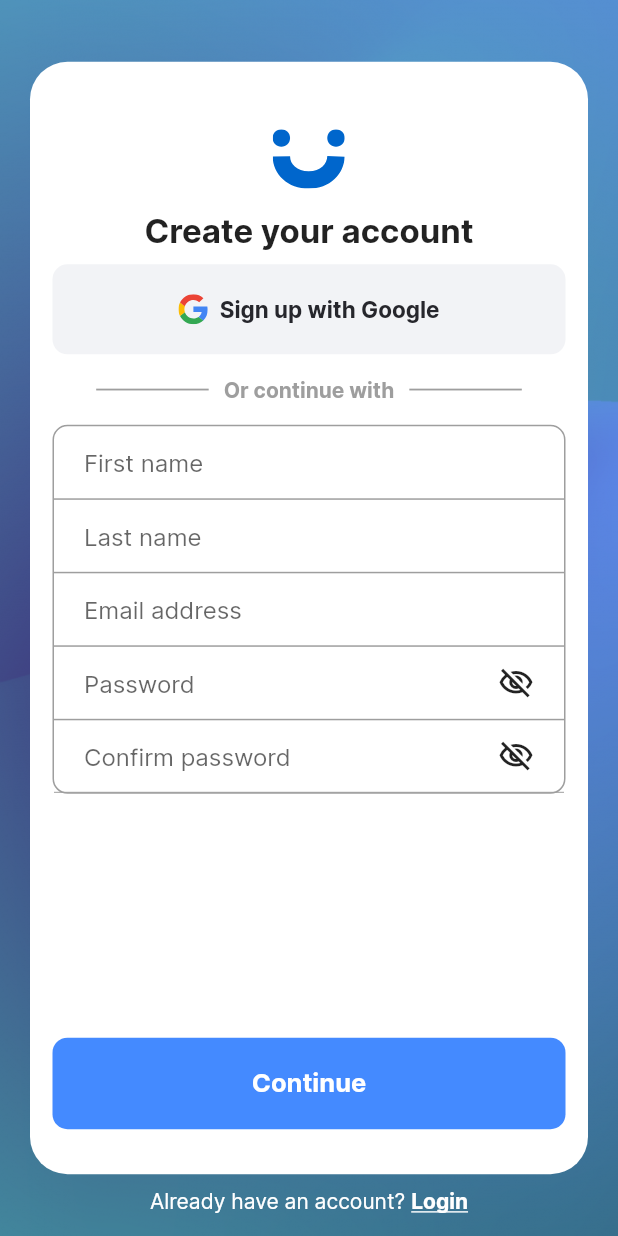
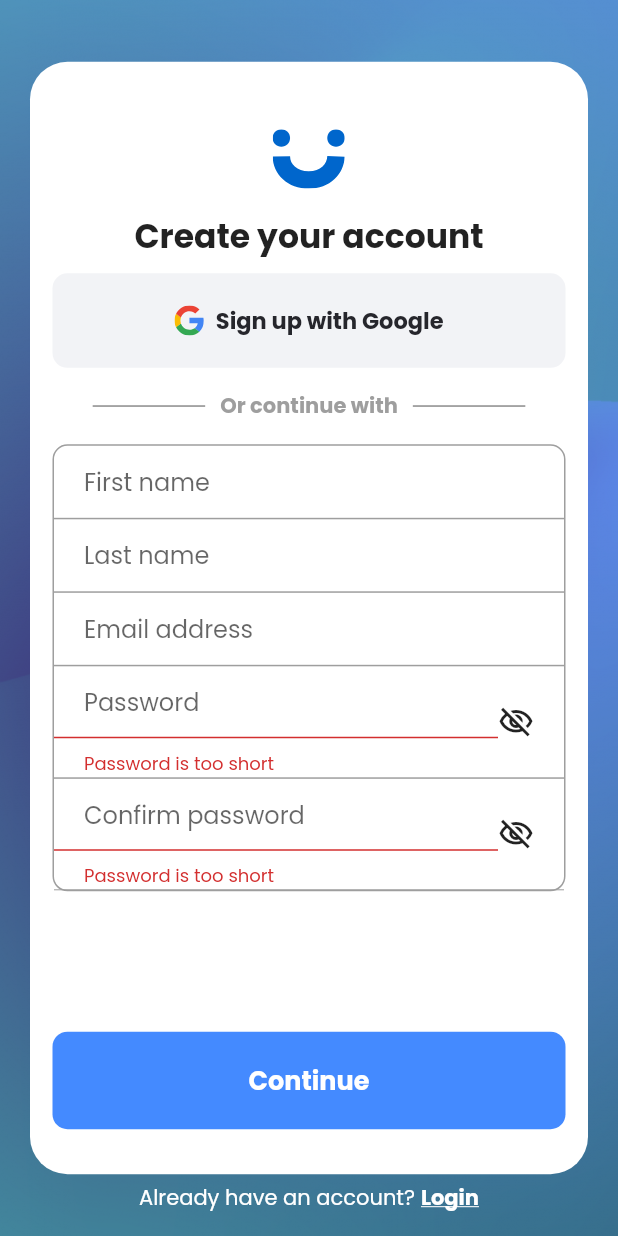
Before and after one commit to bjamyl/yeliapp, a Flutter app: the SignupScreen screen opened directly with empty values, after a tap on "Continue", on a phone screen of 412 x 824 dp. Run offline on Flutter 3.47's test engine with Material 2 defaults, Android fonts, the phone set to English and light mode, and no system bars; our stand-ins replace flutter_svg.

Commit message:
set up provider methods for signing up

```diff
--- /dev/null
+++ b/lib/providers/auth.dart
@@ -0,0 +1,32 @@
+import 'package:flutter/material.dart';
+import 'package:http/http.dart' as http;
+import 'dart:convert';
+
+class Auth with ChangeNotifier {
+  String? _token;
+  String? _refreshToken;
+  DateTime? _expiryDate;
+
+  Map<String, String> signupData = {
+    "first_name": "",
+    "last_name": "",
+    "email": "",
+    "password": "",
+    "re_password": ""
+  };
+
+  //Method for creating a new user
+  Future<void> signup() async {
+    print('object');
+    final url = Uri.parse("http://10.0.2.2:8000/api/users/");
+    try {
+      final res = await http.post(url,
+          headers: {'Content-Type': 'application/json'},
+          body: json.encode(signupData));
+      final resBody = json.decode(res.body);
+      print(resBody);
+    } catch (e) {
+      rethrow;
+    }
+  }
+}
--- a/lib/screens/login_screen.dart
+++ b/lib/screens/login_screen.dart
@@ -97,8 +97,9 @@ class _LoginScreenState extends State<LoginScreen> {
                       border: Border.all(color: Colors.grey)),
                   child: Column(
                     children: const [
-                      CustomTextField(hintText: 'Email address'),
+                      CustomTextField(hintText: 'Email address', field: 'email',),
                       PasswordTextField(
+                        field: 'password',
                         hintText: "Password",
                         isBorder: false,
                       ),
--- a/lib/screens/signup_screen.dart
+++ b/lib/screens/signup_screen.dart
@@ -1,5 +1,8 @@
 import 'package:flutter/material.dart';
+import 'package:provider/provider.dart';
 import 'package:flutter_svg/flutter_svg.dart';
+// Provider import
+import '../providers/auth.dart';
 import '../widgets/custom_button.dart';
 import '../widgets/custom_icon_button.dart';
 import '../widgets/or_continue_with.dart';
@@ -8,15 +11,39 @@ import '../widgets/custom_text_field.dart';
 
 class SignupScreen extends StatefulWidget {
   final void Function()? onTap;
-  const SignupScreen({super.key,required this.onTap});
+  const SignupScreen({super.key, required this.onTap});
 
   @override
   State<SignupScreen> createState() => _SignupScreenState();
 }
 
 class _SignupScreenState extends State<SignupScreen> {
-  final emailController = TextEditingController();
-  final passwordController = TextEditingController();
+  final GlobalKey<FormState> _formKey = GlobalKey();
+
+  var isLoading = false;
+
+  // On submission of the form
+  Future<void> _submit() async {
+    if (!_formKey.currentState!.validate()) {
+      return;
+    }
+    _formKey.currentState!.save();
+    setState(() {
+      isLoading = true;
+    });
+
+    // Signing the user up
+    try {
+      await Provider.of<Auth>(context, listen: false).signup();
+    } catch (e) {
+      rethrow;
+    }
+
+    setState(() {
+      isLoading = false;
+    });
+  }
+
   @override
   Widget build(BuildContext context) {
     Size size = MediaQuery.of(context).size;
@@ -90,24 +117,38 @@ class _SignupScreenState extends State<SignupScreen> {
                   child: OrContinueWith(),
                 ),
                 //loginfields
-                Container(
+                Form(
+                  key: _formKey,
+                  child: Container(
                     decoration: BoxDecoration(
                         borderRadius: BorderRadius.circular(10),
                         border: Border.all(color: Colors.grey)),
                     child: Column(
                       children: const [
-                      CustomTextField(hintText: 'First name'),
-                      CustomTextField(hintText: 'Last name'),
-                      CustomTextField(hintText: 'Email address'),
+                        CustomTextField(
+                          hintText: 'First name',
+                          field: 'first_name',
+                        ),
+                        CustomTextField(
+                          hintText: 'Last name',
+                          field: 'last_name',
+                        ),
+                        CustomTextField(
+                          hintText: 'Email address',
+                          field: 'email',
+                        ),
                         PasswordTextField(
+                          field: 'password',
                           hintText: "Password",
                           isBorder: true,
                         ),
                         PasswordTextField(
+                          field: 're_password',
                           hintText: "Confirm password",
                           isBorder: false,
                         ),
                       ],
+                    ),
                   ),
                 ),
                 const SizedBox(
@@ -116,7 +157,7 @@ class _SignupScreenState extends State<SignupScreen> {
                 //forgot password
                 const Spacer(),
                 //continue button
-                CustomButton(onTap: () {}, text: "Continue")
+                CustomButton(onTap: _submit, text: "Continue")
               ],
             ),
           ),
--- a/lib/widgets/custom_text_field.dart
+++ b/lib/widgets/custom_text_field.dart
@@ -1,17 +1,25 @@
 import 'package:flutter/material.dart';
+import 'package:provider/provider.dart';
+import '../providers/auth.dart';
 
 class CustomTextField extends StatelessWidget {
-  const CustomTextField({super.key, required this.hintText});
+  const CustomTextField(
+      {super.key, required this.hintText, required this.field});
 
   final String hintText;
+  final String field;
 
   @override
   Widget build(BuildContext context) {
+    final formFields = Provider.of<Auth>(context, listen: false).signupData;
     return Container(
         decoration: const BoxDecoration(
           border: Border(bottom: BorderSide(width: 1, color: Colors.grey)),
         ),
         child: TextFormField(
+          onSaved: (newValue) {
+            formFields[field] = newValue!;
+          },
           decoration: InputDecoration(
               enabledBorder: InputBorder.none,
               focusedBorder: InputBorder.none,
--- a/lib/widgets/password_text_field.dart
+++ b/lib/widgets/password_text_field.dart
@@ -1,10 +1,16 @@
 import 'package:flutter/material.dart';
+import 'package:provider/provider.dart';
+import '../providers/auth.dart';
 
 class PasswordTextField extends StatefulWidget {
   const PasswordTextField(
-      {super.key, required this.hintText, required this.isBorder});
+      {super.key,
+      required this.hintText,
+      required this.isBorder,
+      required this.field});
   final String hintText;
   final bool isBorder;
+  final String field;
 
   @override
   State<PasswordTextField> createState() => _PasswordTextFieldState();
@@ -12,10 +18,10 @@ class PasswordTextField extends StatefulWidget {
 
 class _PasswordTextFieldState extends State<PasswordTextField> {
   var _isObscure = true;
-  final _passwordController = TextEditingController();
 
   @override
   Widget build(BuildContext context) {
+    final formFields = Provider.of<Auth>(context, listen: false).signupData;
     return Container(
       decoration: BoxDecoration(
           border: Border(
@@ -26,7 +32,9 @@ class _PasswordTextFieldState extends State<PasswordTextField> {
         children: [
           Flexible(
             child: TextFormField(
-              controller: _passwordController,
+              onSaved: (newValue) {
+            formFields[widget.field] = newValue!;
+          },
               obscureText: _isObscure,
               validator: (value) {
                 if (value!.isEmpty || value.length < 8) {
--- a/pubspec.yaml
+++ b/pubspec.yaml
@@ -84,6 +84,12 @@ flutter:
         - asset: assets/fonts/Inter-Regular.ttf
         - asset: assets/fonts/Inter-Medium.ttf
         - asset: assets/fonts/Inter-Bold.ttf
+    - family: Poppins
+      fonts:
+        - asset: assets/fonts/Poppins-Regular.ttf
+        - asset: assets/fonts/Poppins-Medium.ttf
+        - asset: assets/fonts/Poppins-SemiBold.ttf
+        - asset: assets/fonts/Poppins-Bold.ttf
   #       - asset: fonts/Schyler-Italic.ttf
   #         style: italic
   #   - family: Trajan Pro
```
Also changed, not shown: lib/main.dart (+13 -3 lines), assets/fonts/Poppins-Bold.ttf (added), assets/fonts/Poppins-Medium.ttf (added), assets/fonts/Poppins-Regular.ttf (added), assets/fonts/Poppins-SemiBold.ttf (added). Lines whose indentation alone changed are shown as unchanged.
